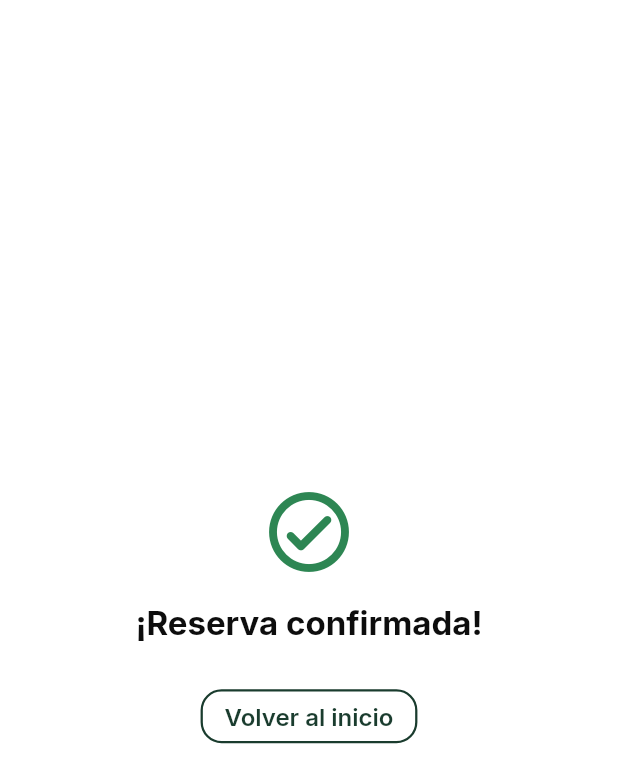
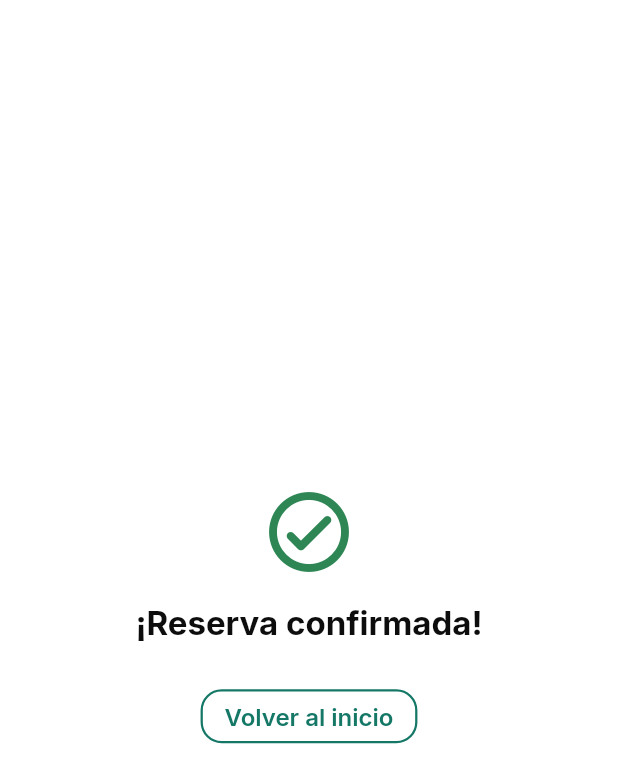
Before and after one commit to ZEROCODE-HUB/hulpusers, a Flutter app: the BookingSuccessPage screen opened by its route, on a phone screen of 412 x 824 dp. Shown: the top 783 px of the screen. Run offline on Flutter 3.47's test engine with Material 3 defaults, Android fonts, the phone set to English and light mode, and no system bars; our stand-ins replace auto_size_text, cached_network_image, chewie, easy_debounce, equatable, flutter_animate and 20 more; missing offline and left inert: aligned_dialog, file_saver, json_path, mime_type, onesignal_flutter; accounts and stored records are empty; network calls fail.

Commit message:
feat: changes form button color and output screen to #157867

```diff
--- a/lib/registro/pages/service_booking/booking_success_page.dart
+++ b/lib/registro/pages/service_booking/booking_success_page.dart
@@ -10,6 +10,7 @@ import 'booking_args_store.dart';
 
 // ── Tokens de color (SPEC §1.1) ───────────────────────────────────────────────
 const _kPrimary = Color(0xFF1A3C2E);
+const _kButton = Color(0xFF157867);
 const _kPrimaryLight = Color(0xFFE8F5EE);
 const _kAccent = Color(0xFF2D8653);
 const _kBg = Color(0xFFFFFFFF);
@@ -75,13 +76,13 @@ class _BookingSuccessPageState extends State<BookingSuccessPage> {
               OutlinedButton(
                 onPressed: () => context.go('/'),
                 style: OutlinedButton.styleFrom(
-                  side: const BorderSide(color: _kPrimary, width: 1.5),
+                  side: const BorderSide(color: _kButton, width: 1.5),
                   shape: RoundedRectangleBorder(
                       borderRadius: BorderRadius.circular(14)),
                 ),
                 child: Text('Volver al inicio',
                     style: GoogleFonts.inter(
-                        color: _kPrimary,
+                        color: _kButton,
                         fontSize: 16,
                         fontWeight: FontWeight.w600)),
               ),
@@ -162,7 +163,7 @@ class _BookingSuccessPageState extends State<BookingSuccessPage> {
                   // TODO Sprint: navegar a detalle de solicitud
                 },
                 style: ElevatedButton.styleFrom(
-                  backgroundColor: _kPrimary,
+                  backgroundColor: _kButton,
                   shape: RoundedRectangleBorder(
                       borderRadius: BorderRadius.circular(14)),
                   elevation: 0,
@@ -184,14 +185,14 @@ class _BookingSuccessPageState extends State<BookingSuccessPage> {
               child: OutlinedButton(
                 onPressed: () => context.go('/'),
                 style: OutlinedButton.styleFrom(
-                  side: const BorderSide(color: _kPrimary, width: 1.5),
+                  side: const BorderSide(color: _kButton, width: 1.5),
                   shape: RoundedRectangleBorder(
                       borderRadius: BorderRadius.circular(14)),
                 ),
                 child: Text(
                   'Volver al inicio',
                   style: GoogleFonts.inter(
-                    color: _kPrimary,
+                    color: _kButton,
                     fontSize: 17,
                     fontWeight: FontWeight.w600,
                   ),
--- a/lib/registro/pages/service_booking/service_booking_form_page.dart
+++ b/lib/registro/pages/service_booking/service_booking_form_page.dart
@@ -15,6 +15,7 @@ import 'booking_args_store.dart';
 
 // ── Tokens de color (SPEC §1.1) ───────────────────────────────────────────────
 const _kPrimary = Color(0xFF1A3C2E);
+const _kButton = Color(0xFF157867);
 const _kPrimaryLight = Color(0xFFE8F5EE);
 const _kAccent = Color(0xFF2D8653);
 const _kBg = Color(0xFFFFFFFF);
@@ -330,8 +331,8 @@ class _ServiceBookingFormState extends State<ServiceBookingFormPage> {
               child: ElevatedButton(
                 onPressed: _isSubmitting ? null : _onAgendar,
                 style: ElevatedButton.styleFrom(
-                  backgroundColor: _kPrimary,
-                  disabledBackgroundColor: _kPrimary.withOpacity(0.6),
+                  backgroundColor: _kButton,
+                  disabledBackgroundColor: _kButton.withOpacity(0.6),
                   shape: RoundedRectangleBorder(
                     borderRadius: BorderRadius.circular(14),
                   ),
```
Also changed, not shown: 1 other file.
